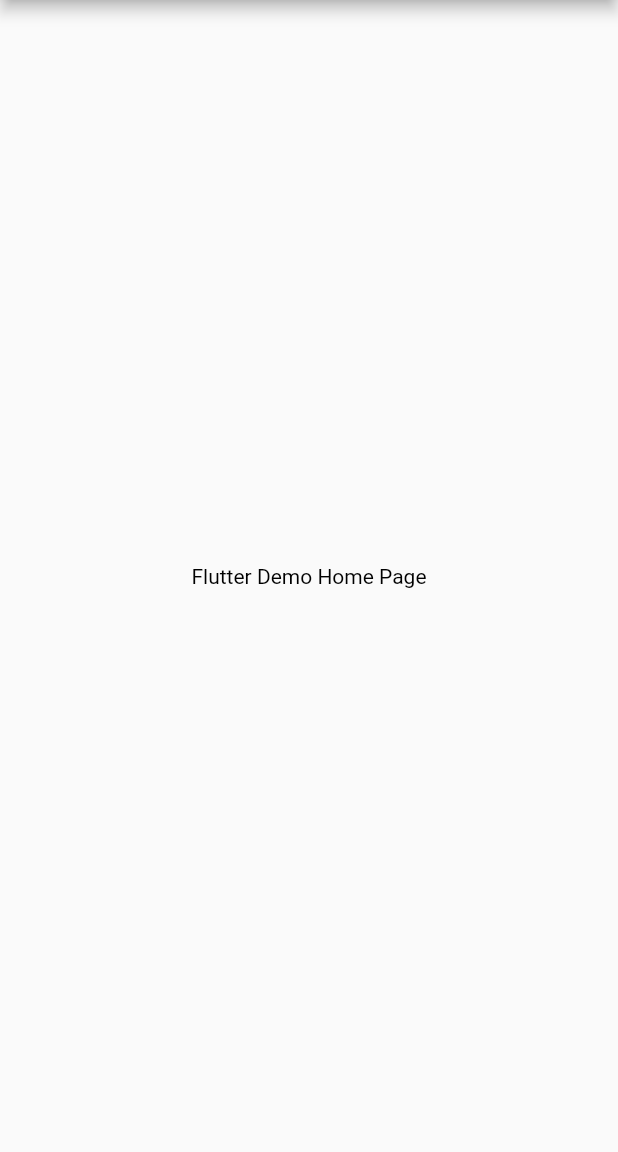
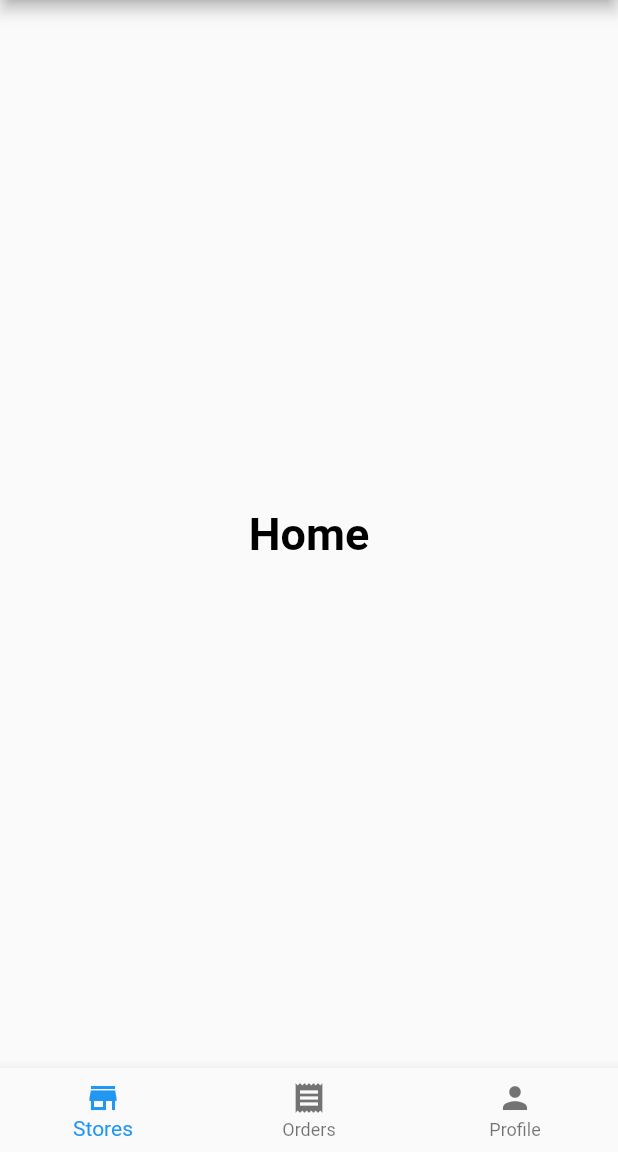
Before and after one commit to varmeh/botigaApp, a Flutter app: the screen it shows after launch, on a phone screen of 412 x 824 dp, the part 84-1236 px from its top. Run offline on Flutter 3.47's test engine with Material 2 defaults, Android fonts, the phone set to English and light mode, and no system bars.

Commit message:
tabbar added

```diff
--- a/lib/main.dart
+++ b/lib/main.dart
@@ -1,11 +1,13 @@
 import 'package:flutter/material.dart';
 import 'package:flutter/services.dart';
 
-import 'theme/appTheme.dart';
-import 'screens/home/homeScreen.dart';
+import 'package:botiga/theme/appTheme.dart';
+import 'package:botiga/screens/tabbar/tabbar.dart';
 
 Future<void> main() async {
   WidgetsFlutterBinding.ensureInitialized();
+
+  // Restricting Orientation to Portrait Mode only
   await SystemChrome.setPreferredOrientations(
     [
       DeviceOrientation.portraitUp,
@@ -23,9 +25,9 @@ class BotigaApp extends StatelessWidget {
       themeMode: ThemeMode.light,
       title: 'Botiga',
       theme: AppTheme.light,
-      initialRoute: HomeScreen.route,
+      initialRoute: Tabbar.route,
       routes: {
-        HomeScreen.route: (context) => HomeScreen(),
+        Tabbar.route: (context) => Tabbar(),
       },
     );
   }
--- a/lib/screens/home/homeScreen.dart
+++ /dev/null
@@ -1,22 +0,0 @@
-import 'package:flutter/material.dart';
-
-class HomeScreen extends StatelessWidget {
-  static String route = 'home';
-
-  @override
-  Widget build(BuildContext context) {
-    return Scaffold(
-      appBar: AppBar(
-        title: Text('Botiga'),
-      ),
-      body: SafeArea(
-        child: Padding(
-          padding: const EdgeInsets.all(10.0),
-          child: Center(
-            child: Text('Flutter Demo Home Page'),
-          ),
-        ),
-      ),
-    );
-  }
-}
--- /dev/null
+++ b/lib/screens/tabbar/tabbar.dart
@@ -0,0 +1,70 @@
+import 'package:flutter/material.dart';
+
+class Tabbar extends StatefulWidget {
+  static String route = 'tabbar';
+
+  @override
+  _TabbarState createState() => _TabbarState();
+}
+
+class _TabbarState extends State<Tabbar> {
+  int _selectedIndex = 0;
+  static const TextStyle optionStyle =
+      TextStyle(fontSize: 30, fontWeight: FontWeight.bold);
+
+  static const List<Widget> _widgetOptions = <Widget>[
+    Text(
+      'Home',
+      style: optionStyle,
+    ),
+    Text(
+      'Orders',
+      style: optionStyle,
+    ),
+    Text(
+      'Profile',
+      style: optionStyle,
+    ),
+  ];
+
+  void _onItemTapped(int index) {
+    setState(() {
+      _selectedIndex = index;
+    });
+  }
+
+  @override
+  Widget build(BuildContext context) {
+    return Scaffold(
+      appBar: AppBar(
+        title: Text('Botiga'),
+      ),
+      body: SafeArea(
+        child: Padding(
+          padding: const EdgeInsets.all(10.0),
+          child: Center(
+            child: _widgetOptions.elementAt(_selectedIndex),
+          ),
+        ),
+      ),
+      bottomNavigationBar: BottomNavigationBar(
+        items: const [
+          BottomNavigationBarItem(
+            icon: Icon(Icons.store),
+            title: Text('Stores'),
+          ),
+          BottomNavigationBarItem(
+            icon: Icon(Icons.receipt),
+            title: Text('Orders'),
+          ),
+          BottomNavigationBarItem(
+            icon: Icon(Icons.person),
+            title: Text('Profile'),
+          ),
+        ],
+        currentIndex: _selectedIndex,
+        onTap: _onItemTapped,
+      ),
+    );
+  }
+}
```
